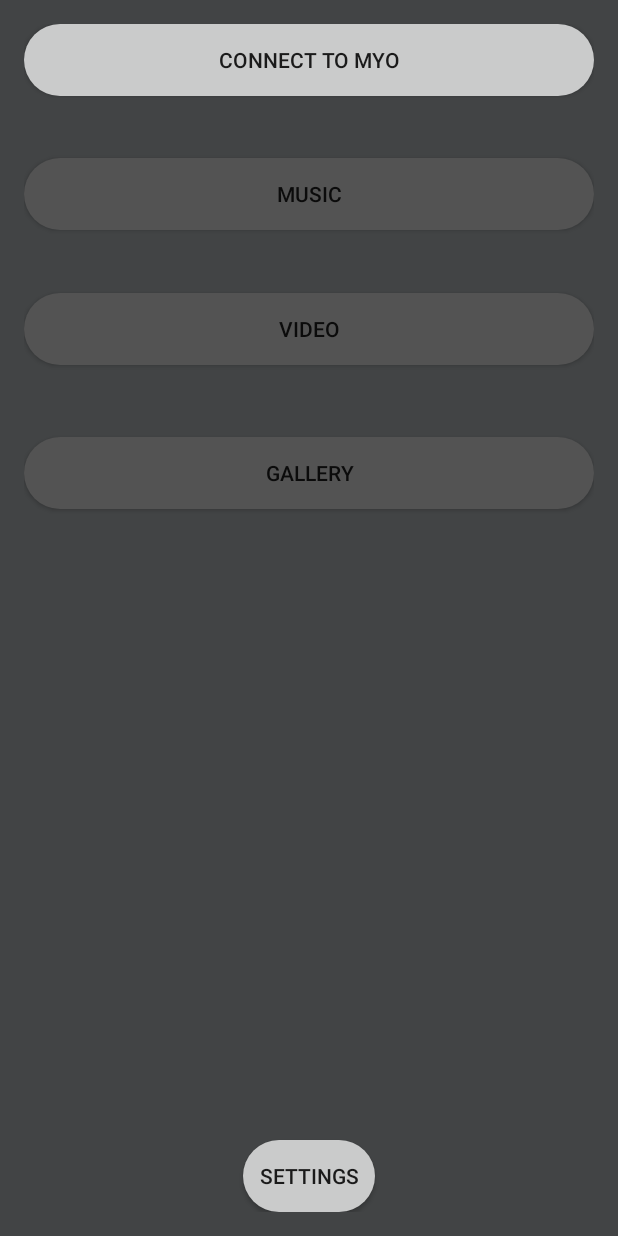
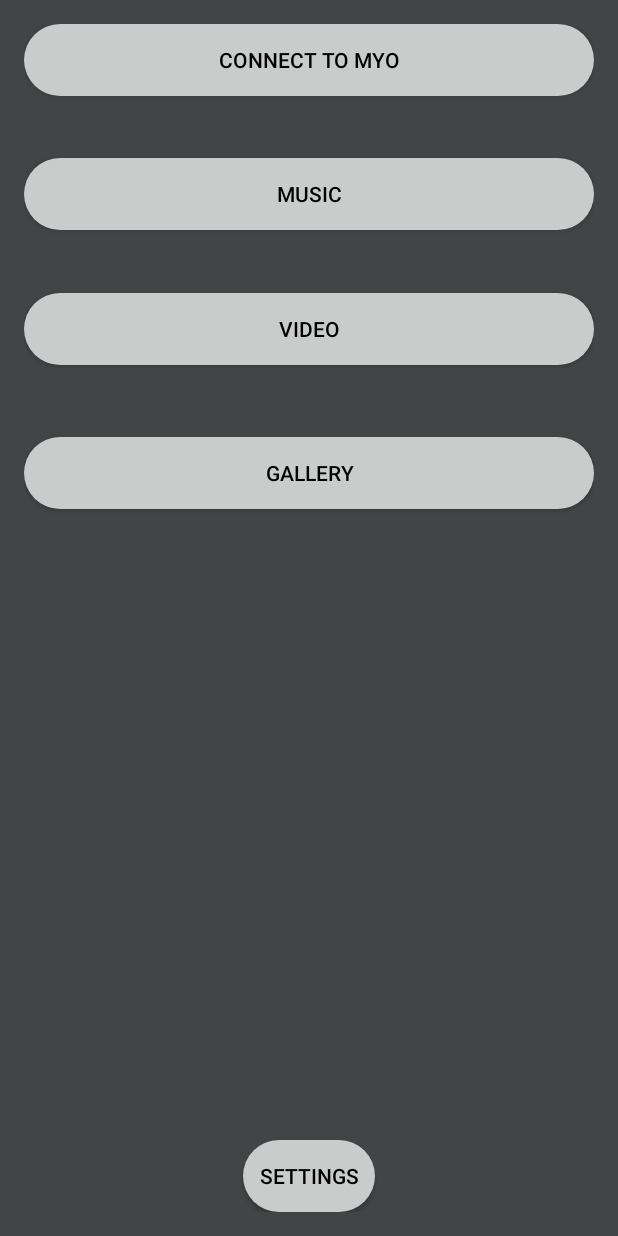
Before and after one commit to ArsalanAli/Phaze, an Android app: the layout activity_main.xml on its own in the app's theme, with its tools: preview values and no code run, on a phone screen of 412 x 824 dp. Run offline under Robolectric (Android 15) with nearby library versions, the phone set to English and light mode, and no system bars.

```diff
--- a/app/src/main/AndroidManifest.xml
+++ b/app/src/main/AndroidManifest.xml
@@ -20,11 +20,7 @@
         <activity android:name=".Video" />
         <activity android:name=".Gallery" />
         <activity android:name=".Settings"></activity>
-        <!-- ATTENTION: This was auto-generated to add Google Play services to your project for
-             App Indexing.  See https://g.co/AppIndexing/AndroidStudio for more information. -->
-        <meta-data
-            android:name="com.google.android.gms.version"
-            android:value="@integer/google_play_services_version" />
+
     </application>
 
 </manifest>
--- a/app/src/main/java/teamb/minicap/phaze/MyoConnect.java
+++ b/app/src/main/java/teamb/minicap/phaze/MyoConnect.java
@@ -16,7 +16,7 @@ public class MyoConnect extends AppCompatActivity {
     public void onStart(){
         super.onStart();
         SharedPreferences prefs = PreferenceManager.getDefaultSharedPreferences(this);
-        //this stuff is just a place holder till we can get a connnection test with the myo
+        //this stuff is just a place holder till we can get a connection test with the myo
         Boolean connected = prefs.getBoolean("Connected", false);
         if (connected){
             prefs.edit().putBoolean("Connected",false).commit();
--- a/app/src/main/res/drawable/button_active.xml
+++ b/app/src/main/res/drawable/button_active.xml
@@ -3,19 +3,19 @@
     <item android:state_pressed="true" >
         <shape android:shape="rectangle"  >
             <corners android:radius="25dip" />
-            <solid android:color="#cacbcb"/>
+            <solid android:color="@color/active_color"/>
         </shape>
     </item>
     <item android:state_focused="true">
         <shape android:shape="rectangle"  >
             <corners android:radius="25dip" />
-            <solid android:color="#cacbcb"/>
+            <solid android:color="@color/active_color"/>
         </shape>
     </item>
     <item >
         <shape android:shape="rectangle"  >
             <corners android:radius="25dip" />
-            <solid android:color="#cacbcb"/>
+            <solid android:color="@color/active_color"/>
         </shape>
     </item>
 </selector>
--- a/app/src/main/res/drawable/button_inactive.xml
+++ b/app/src/main/res/drawable/button_inactive.xml
@@ -3,19 +3,19 @@
     <item android:state_pressed="true" >
         <shape android:shape="rectangle"  >
             <corners android:radius="25dip" />
-            <solid android:color="#535353"/>
+            <solid android:color="@color/inactive_color"/>
         </shape>
     </item>
     <item android:state_focused="true">
         <shape android:shape="rectangle"  >
             <corners android:radius="25dip" />
-            <solid android:color="#535353"/>
+            <solid android:color="@color/inactive_color"/>
         </shape>
     </item>
     <item >
         <shape android:shape="rectangle"  >
             <corners android:radius="25dip" />
-            <solid android:color="#535353"/>
+            <solid android:color="@color/inactive_color"/>
         </shape>
     </item>
 </selector>
--- a/app/src/main/res/layout/activity_main.xml
+++ b/app/src/main/res/layout/activity_main.xml
@@ -9,7 +9,7 @@
     android:paddingTop="@dimen/activity_vertical_margin"
     tools:context="teamb.minicap.phaze.MainActivity"
     android:id="@+id/main"
-    android:background="#424445">
+    android:background="@color/background">
 
     <Button
         android:layout_width="wrap_content"
@@ -20,7 +20,8 @@
         android:layout_alignParentEnd="true"
         android:layout_alignParentStart="true"
         android:onClick="connect"
-        android:background="@drawable/button_active" />
+        android:background="@drawable/button_active"
+        android:textColor="@color/button_text"/>
 
     <Button
         android:layout_width="wrap_content"
@@ -28,11 +29,12 @@
         android:text="@string/music"
         android:id="@+id/music"
         android:onClick="music"
-        android:background="@drawable/button_inactive"
+        android:background="@drawable/button_active"
         android:layout_below="@+id/connect"
         android:layout_alignParentStart="true"
         android:layout_marginTop="41dp"
-        android:layout_alignParentEnd="true" />
+        android:layout_alignParentEnd="true"
+        android:textColor="@color/button_text"/>
 
     <Button
         android:layout_width="wrap_content"
@@ -40,11 +42,12 @@
         android:text="@string/video"
         android:id="@+id/video"
         android:onClick="video"
-        android:background="@drawable/button_inactive"
+        android:background="@drawable/button_active"
         android:layout_below="@+id/music"
         android:layout_alignParentStart="true"
         android:layout_marginTop="42dp"
-        android:layout_alignParentEnd="true" />
+        android:layout_alignParentEnd="true"
+        android:textColor="@color/button_text"/>
 
     <Button
         android:layout_width="wrap_content"
@@ -52,19 +55,21 @@
         android:text="@string/gallery"
         android:id="@+id/gallery"
         android:onClick="gallery"
-        android:background="@drawable/button_inactive"
+        android:background="@drawable/button_active"
         android:layout_below="@+id/video"
         android:layout_alignParentStart="true"
         android:layout_marginTop="48dp"
-        android:layout_alignParentEnd="true" />
+        android:layout_alignParentEnd="true"
+        android:textColor="@color/button_text"/>
 
     <Button
         android:layout_width="wrap_content"
         android:layout_height="wrap_content"
         android:text="@string/settings"
         android:id="@+id/settings"
+        android:onClick="settings"
+        android:background="@drawable/button_active"
         android:layout_alignParentBottom="true"
         android:layout_centerHorizontal="true"
-        android:onClick="settings"
-        android:background="@drawable/button_active" />
+        android:textColor="@color/button_text"/>
 </RelativeLayout>
--- a/app/src/main/res/values/colors.xml
+++ b/app/src/main/res/values/colors.xml
@@ -1,6 +1,10 @@
 <?xml version="1.0" encoding="utf-8"?>
 <resources>
     <color name="colorPrimary">#3F51B5</color>
-    <color name="colorPrimaryDark">#303F9F</color>
-    <color name="colorAccent">#FF4081</color>
+    <color name="colorPrimaryDark">#424445</color>
+    <color name="colorAccent">#303F9F</color>
+    <color name="button_text">#000000</color>
+    <color name="active_color">#cacbcb</color>
+    <color name="inactive_color">#535353</color>
+    <color name="background">#424445</color>
 </resources>
--- a/app/src/main/res/values/styles.xml
+++ b/app/src/main/res/values/styles.xml
@@ -1,16 +1,24 @@
 <resources>
 
-    <!-- Base application theme. -->
     <style name="AppTheme" parent="Theme.AppCompat.Light.DarkActionBar">
-        <!-- Customize your theme here. -->
+        <item name="windowActionBar">false</item>
+        <item name="windowNoTitle">true</item>
+        <item name="colorPrimary">@color/colorPrimary</item>
+        <item name="colorPrimaryDark">@color/colorPrimaryDark</item>
+        <item name="colorAccent">@color/colorAccent</item>
+    </style>
+    <style name="AppTheme.Light" parent="Theme.AppCompat.Light.DarkActionBar">
+        <item name="windowActionBar">false</item>
+        <item name="windowNoTitle">true</item>
         <item name="colorPrimary">@color/colorPrimary</item>
         <item name="colorPrimaryDark">@color/colorPrimaryDark</item>
         <item name="colorAccent">@color/colorAccent</item>
     </style>
 
+
     <style name="AppTheme.NoActionBar">
         <item name="windowActionBar">false</item>
-        <item name="windowNoTitle">true</item>
+        <item name="windowNoTitle">false</item>
     </style>
 
     <style name="AppTheme.AppBarOverlay" parent="ThemeOverlay.AppCompat.Dark.ActionBar" />
```
Also changed, not shown: app/src/main/java/teamb/minicap/phaze/MainActivity.java (+66 -30 lines).
